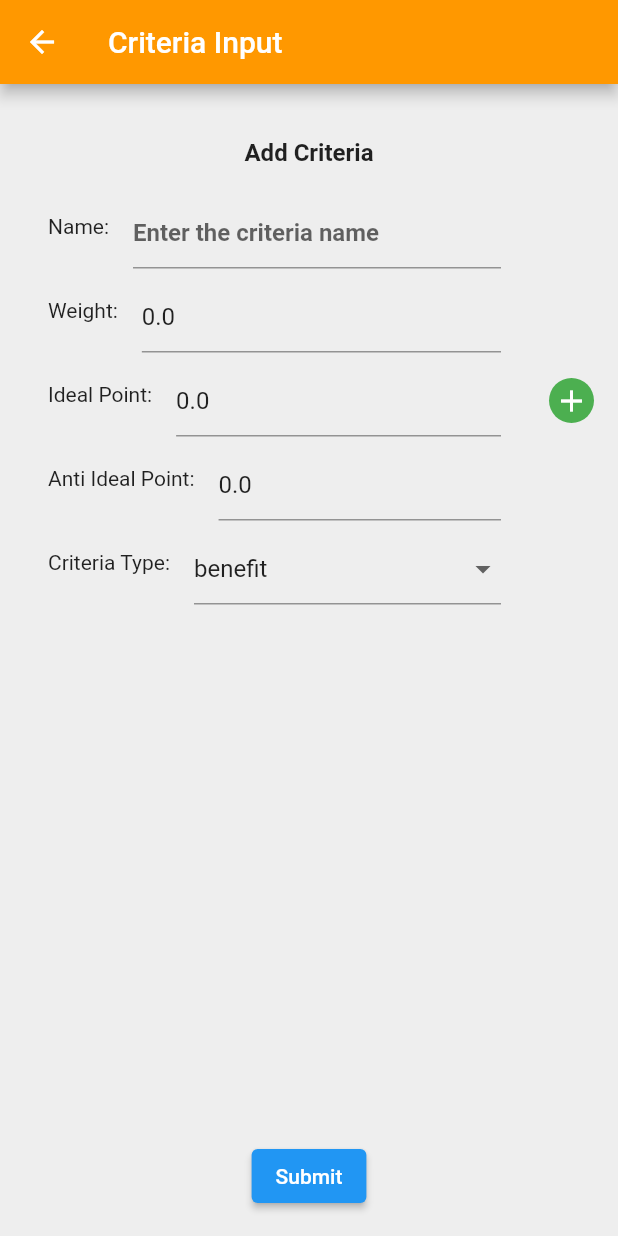
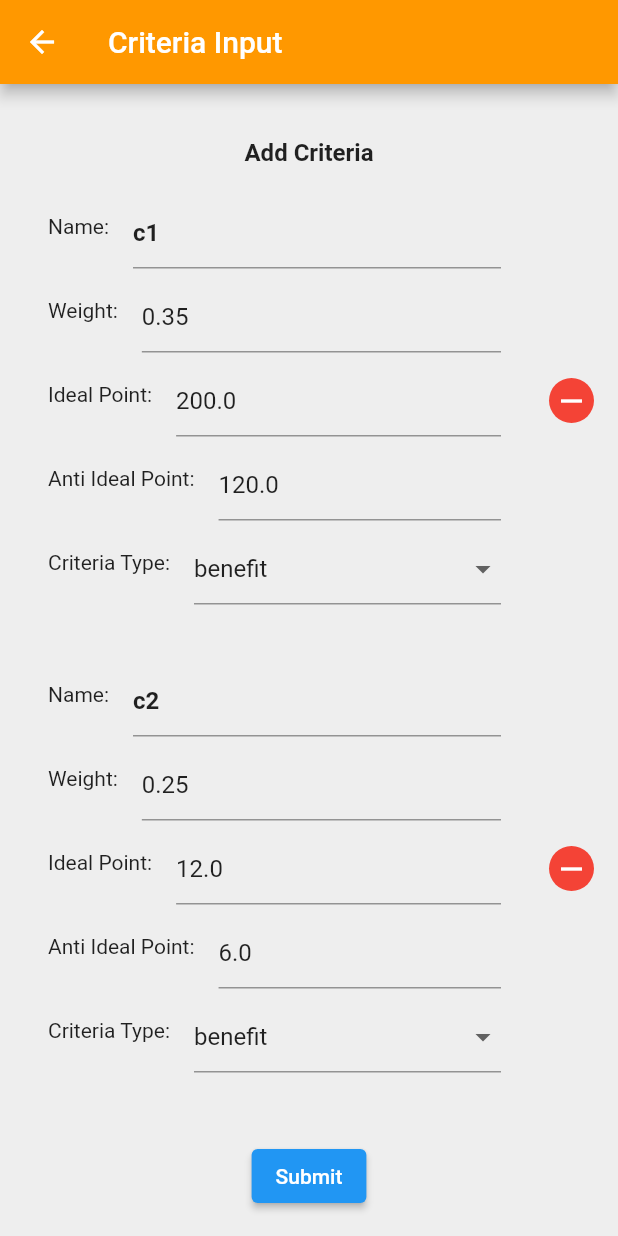
Before and after one commit to lorransr/rasfi_method, a Flutter app: the CriteriaForm screen opened by its route, on a phone screen of 412 x 824 dp. Run offline on Flutter 3.47's test engine with Material 2 defaults, Android fonts, the phone set to English and light mode, and no system bars; our stand-ins replace dio, pdf, rxdart; missing offline and left inert: universal_html.

Commit message:
fix form and center home widget

```diff
--- a/ui/lib/screens/form_page.dart
+++ b/ui/lib/screens/form_page.dart
@@ -3,6 +3,8 @@ import 'package:flutter/material.dart';
 import 'package:taxonomy_method/model/criteria.dart';
 import 'package:taxonomy_method/model/criteria_type.dart';
 import 'package:taxonomy_method/screens/matrix_page.dart';
+
+import '../helpers/example_helper.dart';
 
 class CriteriaForm extends StatefulWidget {
   static const routeName = '/form';
@@ -16,6 +18,7 @@ class _CriteriaFormState extends State<CriteriaForm> {
   late TextEditingController _weightController;
   late TextEditingController _idealPointController;
   late TextEditingController _antiIdealPointController;
+  final _input = ExampleHelper().rasfiExample();
   static List<Criteria> criteriaList = [Criteria.empty()];
 
   @override
@@ -38,6 +41,7 @@ class _CriteriaFormState extends State<CriteriaForm> {
 
   @override
   Widget build(BuildContext context) {
+    criteriaList = _input.criterias;
     return Scaffold(
       backgroundColor: Colors.grey[200],
       appBar: AppBar(
@@ -89,6 +93,21 @@ class _CriteriaFormState extends State<CriteriaForm> {
     bool validWeight = _validateWeight(criteriaList);
     return validWeight;
   }
+
+  // bool _validateCriteriaPoints(List<Criteria> criteriaList) {
+  //   criteriaList.forEach((criteria) {
+  //     bool _isValid;
+  //     if (criteria.type == CriteriaType.benefit) {
+  //       _isValid = criteria.idealPoint > criteria.antiIdealPoint;
+  //       if (_isValid == false) {
+  //         _snackValidationError(
+  //             "criteria ${criteria.name} ideal point should be higher than anti-ideal");
+  //       }
+  //     } else {
+
+  //     }
+  //   });
+  // }
 
   bool _validateWeight(List<Criteria> criteriaList) {
     bool validWeight = criteriaList
--- a/ui/lib/screens/home_page.dart
+++ b/ui/lib/screens/home_page.dart
@@ -133,7 +133,8 @@ class _HomePageState extends State<HomePage> {
         ),
       ),
       persistentFooterButtons: [
-        FittedBox(
+        Center(
+          child: FittedBox(
             fit: BoxFit.scaleDown,
             child: Row(
               mainAxisAlignment: MainAxisAlignment.spaceEvenly,
@@ -154,6 +155,7 @@ class _HomePageState extends State<HomePage> {
                   ),
                 )
               ],
+            ),
           ),
         ),
       ],
--- a/ui/lib/screens/matrix_page.dart
+++ b/ui/lib/screens/matrix_page.dart
@@ -150,7 +150,7 @@ class _MatrixPageState extends State<MatrixPage> {
     List<String> alternativesNames = _getAlternativesNames();
     if (_validAlternatives(alternatives)) {
       RasfiInput input = RasfiInput(
-          criterias: _criterias,
+          criterias: criterias,
           alternativesNames: alternativesNames,
           transformationInterval: [1, 6],
           vars: alternatives);
```
Lines whose indentation alone changed are shown as unchanged.
